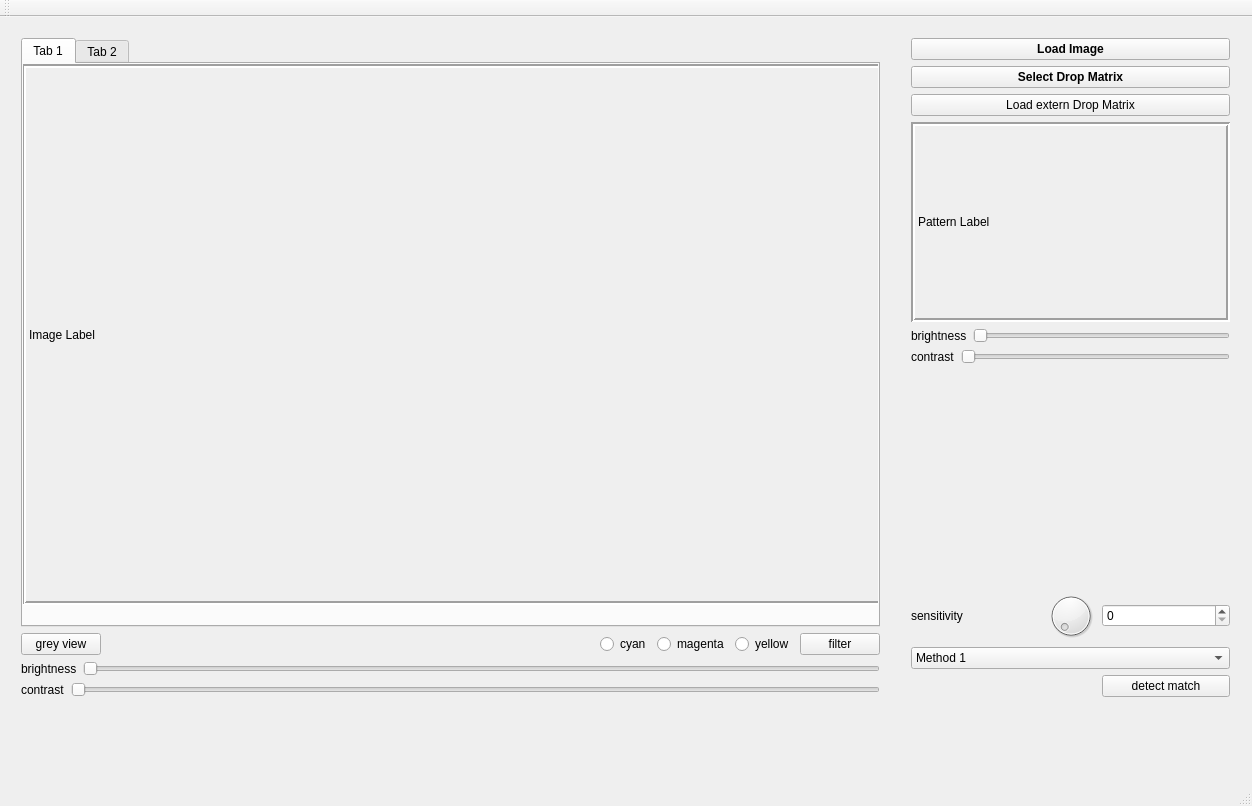
The window that dropmatrixmatcher.ui (resa89/dropmatrixmatcher) describes before a commit, drawn with Qt 5.
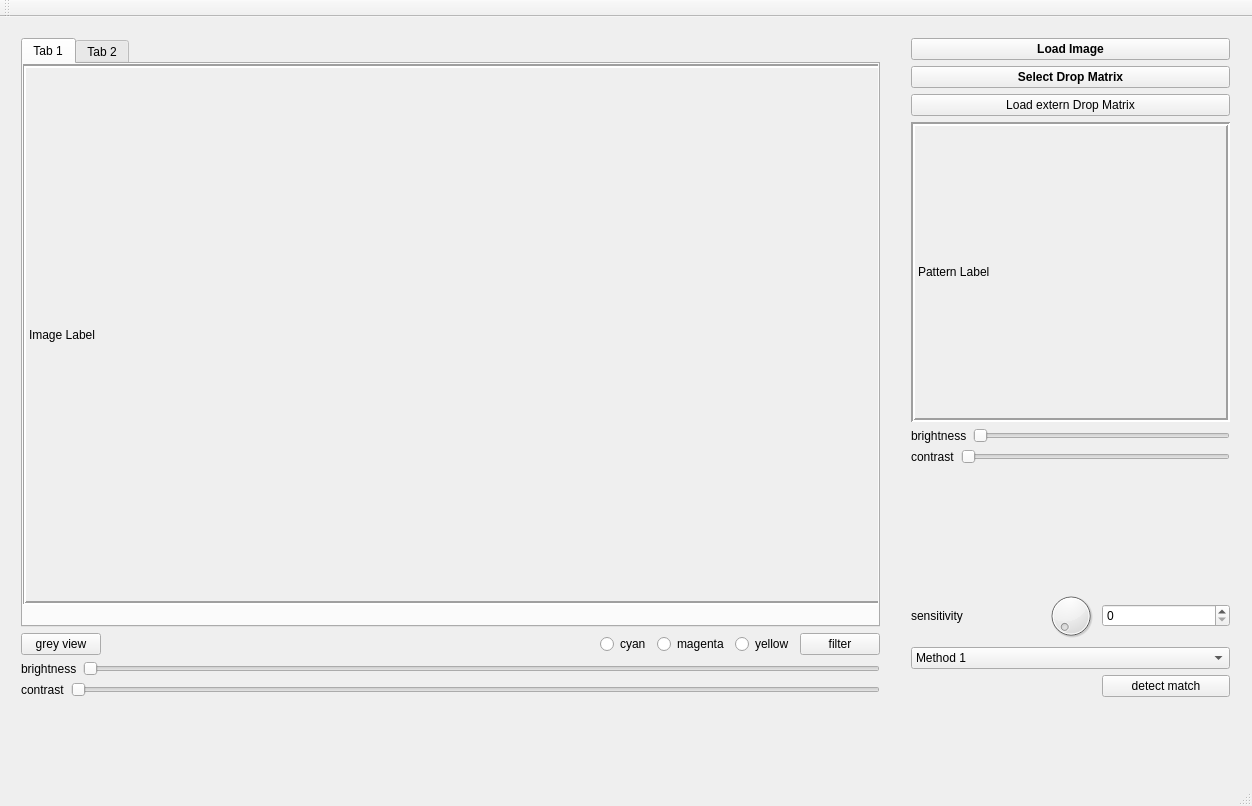
The same window after the commit. Custom widgets are drawn as their Qt base class.

Commit message: Fix image size of template.

What changed in the file:
```diff
--- a/dropmatrixmatcher.ui
+++ b/dropmatrixmatcher.ui
@@ -80,10 +80,19 @@
        </item>
        <item>
         <widget class="QLabel" name="patternLabel">
+         <property name="enabled">
+          <bool>true</bool>
+         </property>
          <property name="minimumSize">
           <size>
-           <width>150</width>
-           <height>200</height>
+           <width>300</width>
+           <height>300</height>
+          </size>
+         </property>
+         <property name="maximumSize">
+          <size>
+           <width>350</width>
+           <height>300</height>
           </size>
          </property>
          <property name="autoFillBackground">
```
Left out of the diff: 2 changed lines with no effect on the pictures.
